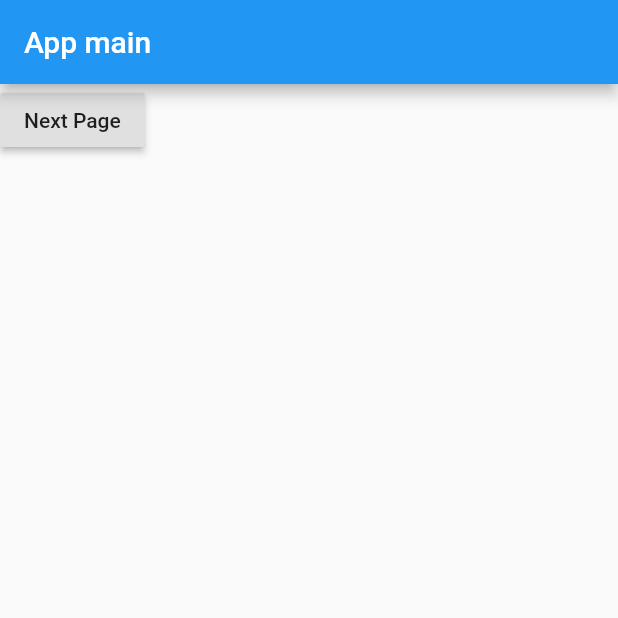
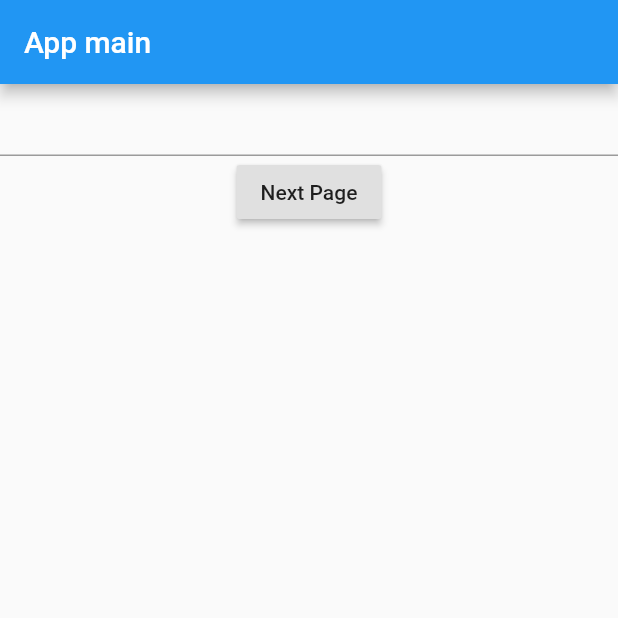
Before and after one commit to manyou66/Two-Page-Flutter, a Flutter app: the screen it shows after launch, on a phone screen of 412 x 824 dp, the top half of it. Run offline on Flutter 3.47's test engine with Material 2 defaults, Android fonts, the phone set to English and light mode, and no system bars.

```diff
--- a/lib/main.dart
+++ b/lib/main.dart
@@ -20,6 +20,9 @@ class MainPage extends StatefulWidget {
 }
 
 class _MainPageState extends State<MainPage> {
+
+var messageString = new TextEditingController();
+
   @override
   Widget build(BuildContext context) {
     return new Scaffold(
@@ -28,12 +31,12 @@ class _MainPageState extends State<MainPage> {
       ),
       body: new Container(
         child: new Column(
-          children: <Widget>[
+          children: <Widget>[new TextField(controller: messageString,),
             new RaisedButton(
               child: new Text('Next Page'),
               onPressed: () {
                 var twoRoute = new MaterialPageRoute(
-                    builder: (BuildContext context) => two_page());
+                    builder: (BuildContext context) => two_page(valueFromMain: messageString.text,));
                 Navigator.of(context).push(twoRoute);
               },
             )
--- a/lib/two_page.dart
+++ b/lib/two_page.dart
@@ -1,6 +1,10 @@
 import 'package:flutter/material.dart';
 
 class two_page extends StatefulWidget {
+
+  String valueFromMain;
+  two_page({Key key, this.valueFromMain}) : super (key: key);
+
   @override
   State<StatefulWidget> createState() {
     // TODO: implement createState
@@ -15,7 +19,7 @@ class _two_pageState extends State<two_page> {
       appBar: new AppBar(
         title: new Text('Page Two'),
       ),
-      body: new Text('This is Two Page'),
+      body: new Text('${widget.valueFromMain}'),
     );
   }
 }
```
